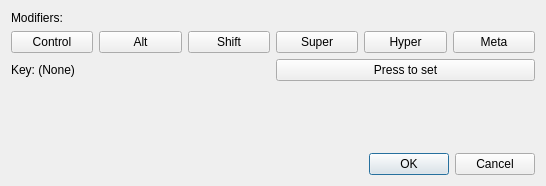
Before: the Qt Designer form lib/autokey/qtui/resources/ui/hotkeysettings.ui in autokey/autokey, drawn with Qt 5.
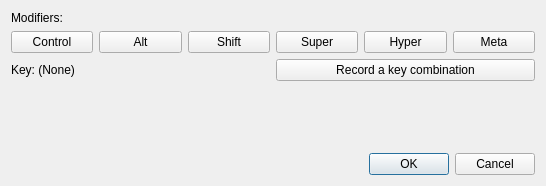
After: the same form once the commit is applied. Icons and pictures are not drawn.

Commit message: Qt MainWindow: Use ToolButtonFollowStyle to follow the system style for tool button text display. Some tool tip fixes.

The edit to the form file:
```diff
--- a/lib/autokey/qtui/resources/ui/hotkeysettings.ui
+++ b/lib/autokey/qtui/resources/ui/hotkeysettings.ui
@@ -87,7 +87,10 @@
    <item row="2" column="3" colspan="3">
     <widget class="QPushButton" name="setButton">
      <property name="text">
-      <string>Press to set</string>
+      <string>Record a key combination</string>
+     </property>
+     <property name="icon">
+      <iconset theme="media-record"/>
      </property>
     </widget>
    </item>
```
The commit also changes 1 other file.
